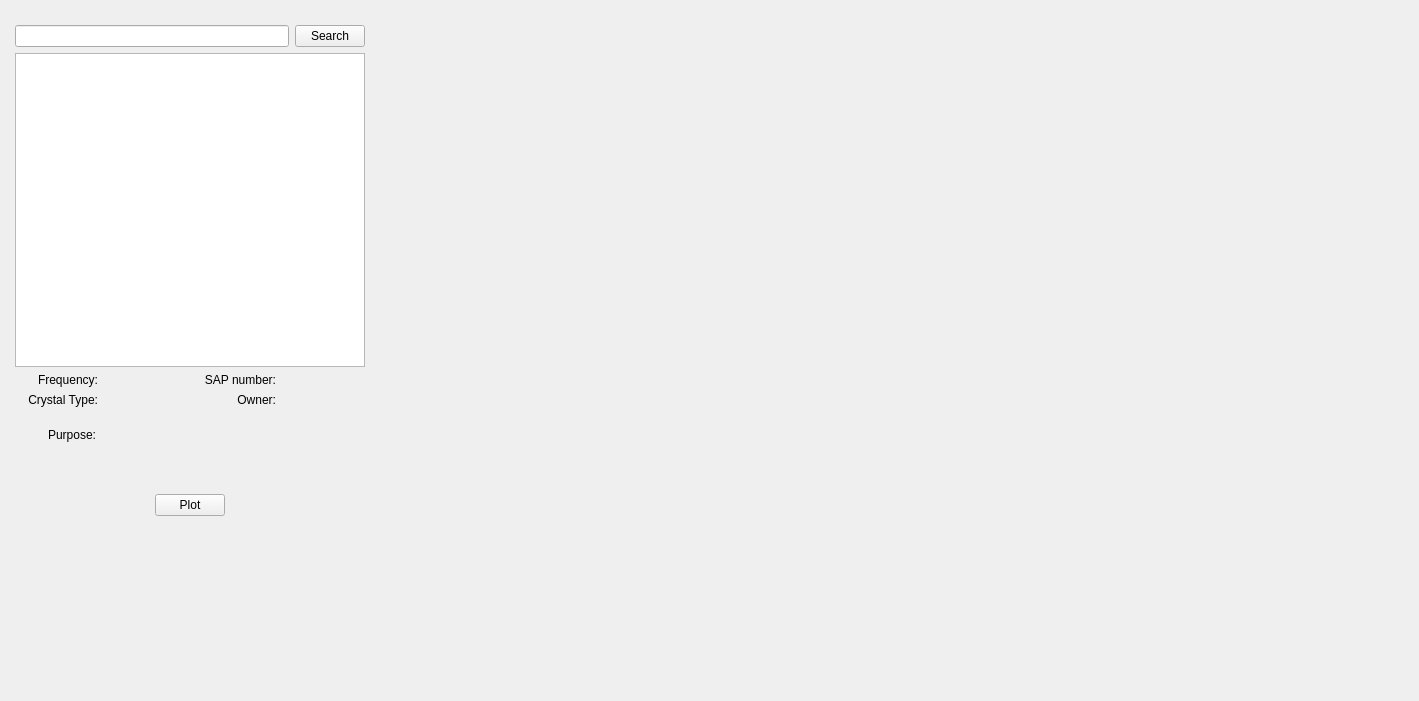
Qt form 2.ui (nickas101/LTA_results) before a commit.
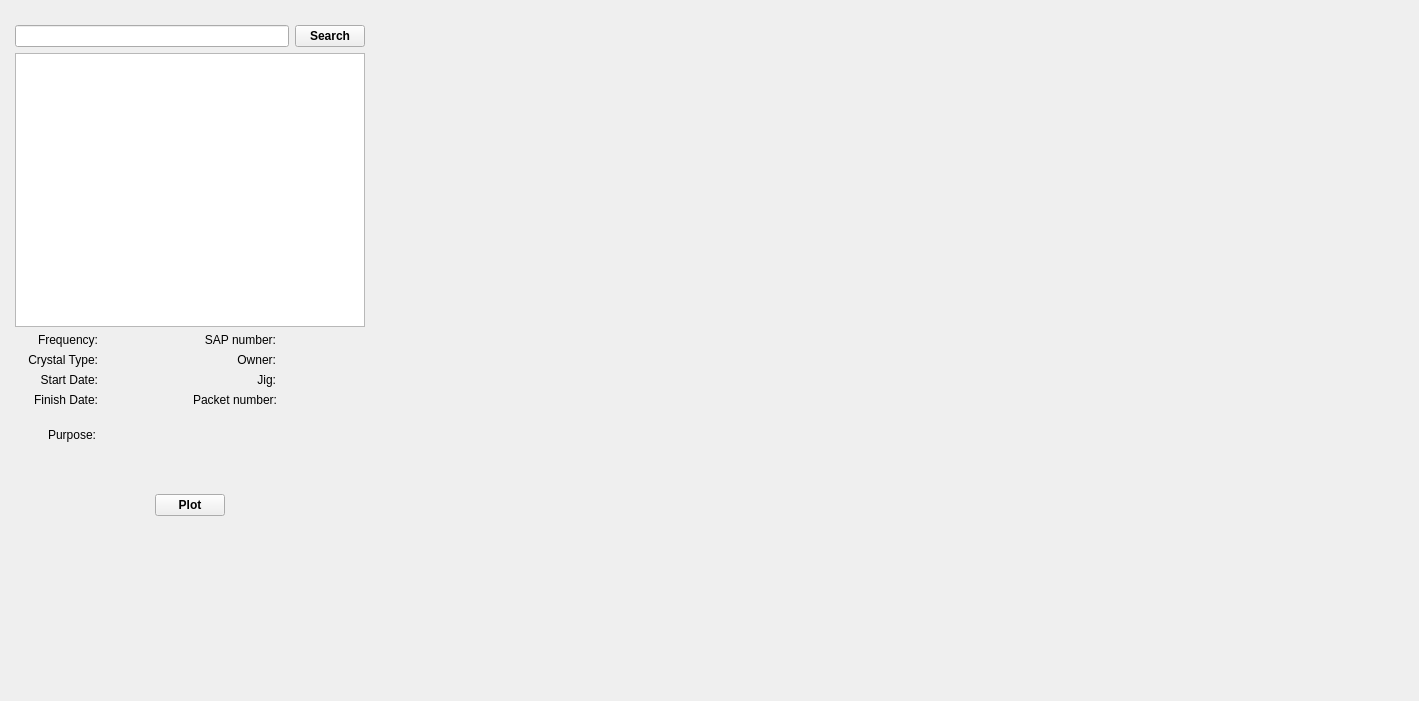
The same form after that commit.

Patch:
```diff
--- a/2.ui
+++ b/2.ui
@@ -75,6 +75,13 @@
             <height>16777215</height>
            </size>
           </property>
+          <property name="font">
+           <font>
+            <pointsize>9</pointsize>
+            <weight>75</weight>
+            <bold>true</bold>
+           </font>
+          </property>
           <property name="text">
            <string>Search</string>
           </property>
@@ -156,6 +163,13 @@
                 <height>20</height>
                </size>
               </property>
+              <property name="font">
+               <font>
+                <pointsize>9</pointsize>
+                <weight>75</weight>
+                <bold>true</bold>
+               </font>
+              </property>
               <property name="text">
                <string/>
               </property>
@@ -195,6 +209,105 @@
                 <height>20</height>
                </size>
               </property>
+              <property name="font">
+               <font>
+                <pointsize>9</pointsize>
+                <weight>75</weight>
+                <bold>true</bold>
+               </font>
+              </property>
+              <property name="text">
+               <string/>
+              </property>
+             </widget>
+            </item>
+           </layout>
+          </item>
+          <item>
+           <layout class="QHBoxLayout" name="horizontalLayout_4">
+            <item>
+             <widget class="QLabel" name="label_12">
+              <property name="minimumSize">
+               <size>
+                <width>0</width>
+                <height>0</height>
+               </size>
+              </property>
+              <property name="maximumSize">
+               <size>
+                <width>16777215</width>
+                <height>20</height>
+               </size>
+              </property>
+              <property name="text">
+               <string>Start Date:</string>
+              </property>
+              <property name="alignment">
+               <set>Qt::AlignRight|Qt::AlignTrailing|Qt::AlignVCenter</set>
+              </property>
+             </widget>
+            </item>
+            <item>
+             <widget class="QLabel" name="label_13">
+              <property name="maximumSize">
+               <size>
+                <width>16777215</width>
+                <height>20</height>
+               </size>
+              </property>
+              <property name="font">
+               <font>
+                <pointsize>9</pointsize>
+                <weight>75</weight>
+                <bold>true</bold>
+               </font>
+              </property>
+              <property name="text">
+               <string/>
+              </property>
+             </widget>
+            </item>
+           </layout>
+          </item>
+          <item>
+           <layout class="QHBoxLayout" name="horizontalLayout_8">
+            <item>
+             <widget class="QLabel" name="label_14">
+              <property name="minimumSize">
+               <size>
+                <width>0</width>
+                <height>0</height>
+               </size>
+              </property>
+              <property name="maximumSize">
+               <size>
+                <width>16777215</width>
+                <height>20</height>
+               </size>
+              </property>
+              <property name="text">
+               <string>Finish Date:</string>
+              </property>
+              <property name="alignment">
+               <set>Qt::AlignRight|Qt::AlignTrailing|Qt::AlignVCenter</set>
+              </property>
+             </widget>
+            </item>
+            <item>
+             <widget class="QLabel" name="label_21">
+              <property name="maximumSize">
+               <size>
+                <width>16777215</width>
+                <height>20</height>
+               </size>
+              </property>
+              <property name="font">
+               <font>
+                <pointsize>9</pointsize>
+                <weight>75</weight>
+                <bold>true</bold>
+               </font>
+              </property>
               <property name="text">
                <string/>
               </property>
@@ -232,6 +345,13 @@
                 <height>20</height>
                </size>
               </property>
+              <property name="font">
+               <font>
+                <pointsize>9</pointsize>
+                <weight>75</weight>
+                <bold>true</bold>
+               </font>
+              </property>
               <property name="text">
                <string/>
               </property>
@@ -265,6 +385,105 @@
                 <height>20</height>
                </size>
               </property>
+              <property name="font">
+               <font>
+                <pointsize>9</pointsize>
+                <weight>75</weight>
+                <bold>true</bold>
+               </font>
+              </property>
+              <property name="text">
+               <string/>
+              </property>
+             </widget>
+            </item>
+           </layout>
+          </item>
+          <item>
+           <layout class="QHBoxLayout" name="horizontalLayout_11">
+            <item>
+             <widget class="QLabel" name="label_24">
+              <property name="minimumSize">
+               <size>
+                <width>0</width>
+                <height>0</height>
+               </size>
+              </property>
+              <property name="maximumSize">
+               <size>
+                <width>16777215</width>
+                <height>20</height>
+               </size>
+              </property>
+              <property name="text">
+               <string>Jig:</string>
+              </property>
+              <property name="alignment">
+               <set>Qt::AlignRight|Qt::AlignTrailing|Qt::AlignVCenter</set>
+              </property>
+             </widget>
+            </item>
+            <item>
+             <widget class="QLabel" name="label_25">
+              <property name="maximumSize">
+               <size>
+                <width>16777215</width>
+                <height>20</height>
+               </size>
+              </property>
+              <property name="font">
+               <font>
+                <pointsize>9</pointsize>
+                <weight>75</weight>
+                <bold>true</bold>
+               </font>
+              </property>
+              <property name="text">
+               <string/>
+              </property>
+             </widget>
+            </item>
+           </layout>
+          </item>
+          <item>
+           <layout class="QHBoxLayout" name="horizontalLayout_16">
+            <item>
+             <widget class="QLabel" name="label_26">
+              <property name="minimumSize">
+               <size>
+                <width>0</width>
+                <height>0</height>
+               </size>
+              </property>
+              <property name="maximumSize">
+               <size>
+                <width>16777215</width>
+                <height>20</height>
+               </size>
+              </property>
+              <property name="text">
+               <string>Packet number:</string>
+              </property>
+              <property name="alignment">
+               <set>Qt::AlignRight|Qt::AlignTrailing|Qt::AlignVCenter</set>
+              </property>
+             </widget>
+            </item>
+            <item>
+             <widget class="QLabel" name="label_27">
+              <property name="maximumSize">
+               <size>
+                <width>16777215</width>
+                <height>20</height>
+               </size>
+              </property>
+              <property name="font">
+               <font>
+                <pointsize>9</pointsize>
+                <weight>75</weight>
+                <bold>true</bold>
+               </font>
+              </property>
               <property name="text">
                <string/>
               </property>
@@ -342,6 +561,13 @@
             <height>16777215</height>
            </size>
           </property>
+          <property name="font">
+           <font>
+            <pointsize>9</pointsize>
+            <weight>75</weight>
+            <bold>true</bold>
+           </font>
+          </property>
           <property name="text">
            <string>Plot</string>
           </property>
```
Left out of the diff: 7 changed lines with no effect on the pictures.
